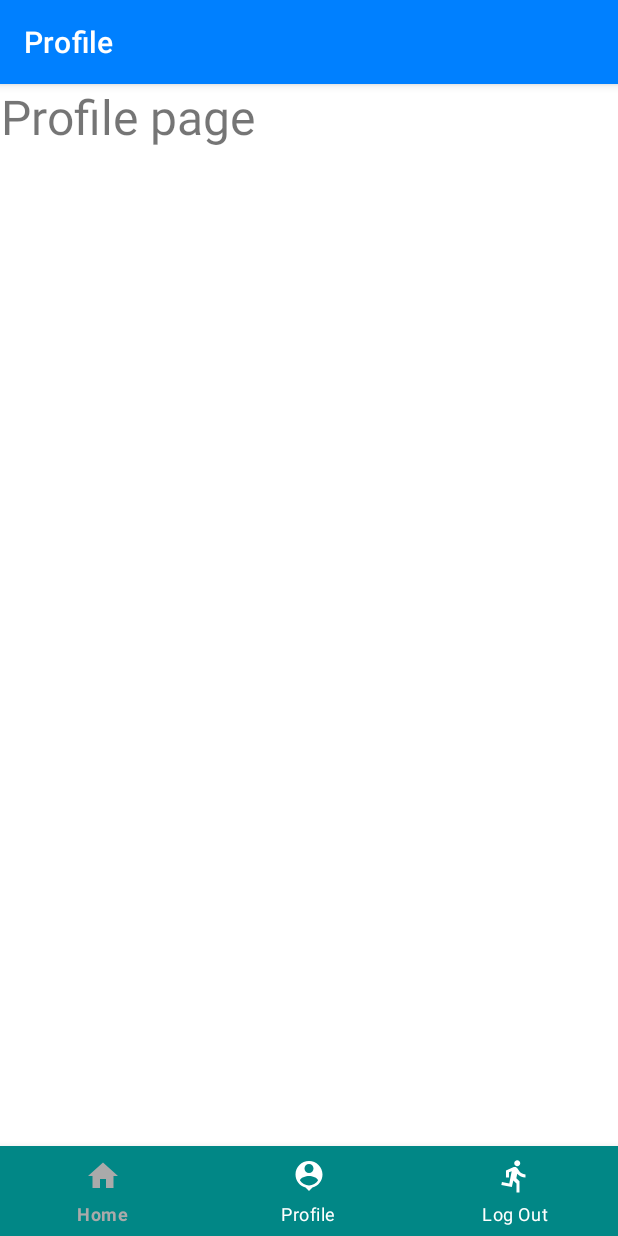
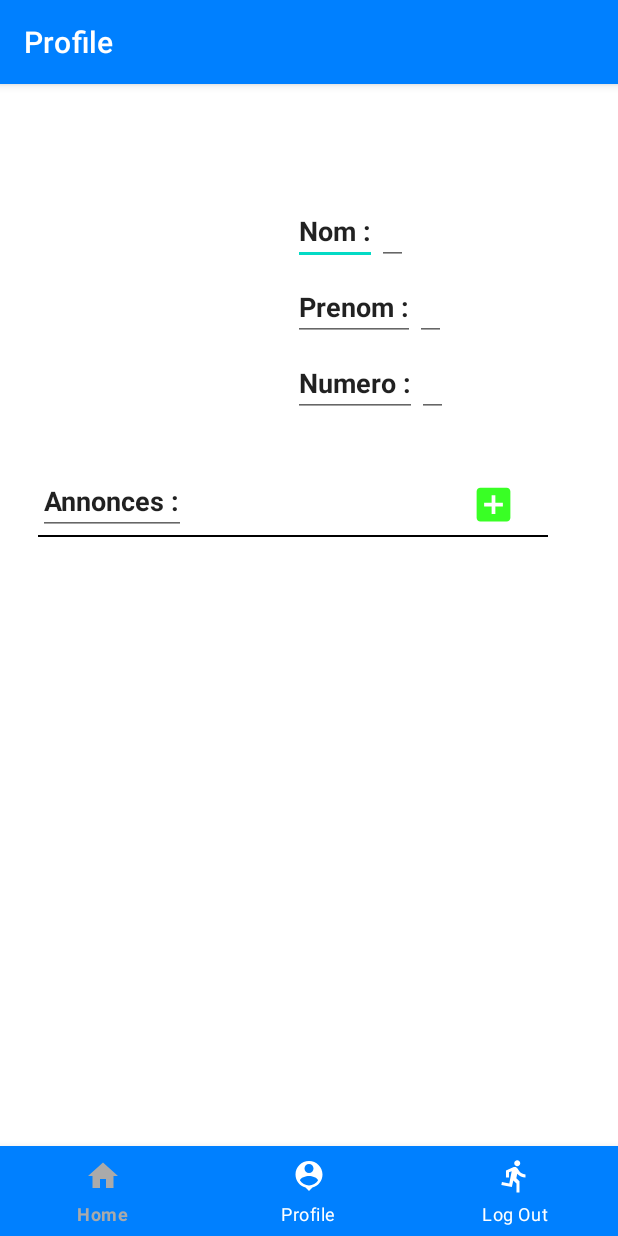
Before and after one commit to KarimChaar/CommerceTN, an Android app: the Profile screen opened directly, with no data from a screen before it, on a phone screen of 412 x 824 dp. Run offline under Robolectric (Android 15) with nearby library versions, the phone set to English and light mode, and no system bars; our stand-ins replace navigation-ui.

Commit message:
i fixed layouts navigation

```diff
--- a/app/src/main/java/com/example/bi3wichri/Controller/ManageUsers.java
+++ b/app/src/main/java/com/example/bi3wichri/Controller/ManageUsers.java
@@ -70,6 +70,24 @@
             ManageTUsers.close();
     }
 
+    public User getUser(String login){
+        User u = new User();
+        ManageTUsers=this.getReadableDatabase();
+        String query="select * from users where login = ? ;";
+        Cursor cursor=ManageTUsers.rawQuery(query,new String[]{login});
+        if (cursor.moveToFirst()){
+            u.setId_U(cursor.getInt(0));
+            u.setNom_U(cursor.getString(1));
+            u.setPrenom_U(cursor.getString(2));
+            u.setTel_U(cursor.getString(3));
+            u.setLogin(cursor.getString(4));
+            u.setMdp(cursor.getString(5));
+        }
+        cursor.close();
+        ManageTUsers.close();
+        return  u;
+    }
+
     public User verifAuthentification(String login, String mdp){
 
         ManageTUsers=this.getReadableDatabase();
--- a/app/src/main/java/com/example/bi3wichri/Profile.java
+++ b/app/src/main/java/com/example/bi3wichri/Profile.java
@@ -1,4 +1,4 @@
-package com.example.bi3wichri;
+/*package com.example.bi3wichri;
 
 import android.os.Bundle;
 
@@ -22,4 +22,111 @@
 
     }
 
+}*/
+
+package com.example.bi3wichri;
+
+import android.annotation.SuppressLint;
+import android.content.DialogInterface;
+import android.content.Intent;
+import android.os.Bundle;
+import android.view.MenuItem;
+import android.view.View;
+import android.widget.EditText;
+import android.widget.ImageButton;
+
+import com.example.bi3wichri.Controller.ManageProducts;
+import com.example.bi3wichri.Controller.ManageUsers;
+import com.example.bi3wichri.Controller.SessionManager;
+import com.example.bi3wichri.Models.User;
+import com.google.android.material.bottomnavigation.BottomNavigationView;
+
+import androidx.annotation.NonNull;
+import androidx.appcompat.app.AlertDialog;
+import androidx.appcompat.app.AppCompatActivity;
+import androidx.navigation.NavController;
+import androidx.navigation.Navigation;
+import androidx.navigation.ui.AppBarConfiguration;
+import androidx.navigation.ui.NavigationUI;
+
+
+public class Profile extends AppCompatActivity {
+
+    EditText nom,prenom,numero;
+    ImageButton add;
+    SessionManager sessionManager;
+    ManageUsers manageUsers;
+
+    @SuppressLint("WrongViewCast")
+    @Override
+    protected void onCreate(Bundle savedInstanceState) {
+        super.onCreate(savedInstanceState);
+        setContentView(R.layout.profile);
+        sessionManager = new SessionManager(getApplicationContext());
+        nom=findViewById(R.id.nom);
+        prenom=findViewById(R.id.prenom);
+        numero=findViewById(R.id.numero);
+        manageUsers=new ManageUsers(this);
+        User userInfo= (User) manageUsers.getUser(sessionManager.getLogin_U());
+
+        nom.setText(""+userInfo.getNom_U());
+        prenom.setText(""+userInfo.getPrenom_U());
+        numero.setText(""+userInfo.getTel_U());
+
+        add=findViewById(R.id.add_btn);
+
+        add.setOnClickListener(new View.OnClickListener(){
+            @Override
+            public void onClick(View View){
+                startActivity(new Intent(getApplicationContext(), ajout_pdt.class));
+            }
+        });
+
+        BottomNavigationView bottomNavigationView=findViewById(R.id.bottom_navigation);
+        bottomNavigationView.setSelectedItemId(R.id.home_page_nav);
+        bottomNavigationView.setOnNavigationItemSelectedListener(new BottomNavigationView.OnNavigationItemSelectedListener() {
+            @Override
+            public boolean onNavigationItemSelected(@NonNull MenuItem item) {
+
+                switch(item.getItemId())
+                {
+                    case R.id.home_page_nav:
+                        startActivity(new Intent(getApplicationContext(),HomePage.class));
+                        overridePendingTransition(0,0);
+                        return true;
+                    case R.id.profile_nav:
+                        return true;
+                    case R.id.logout_nav:
+                        AlertDialog.Builder builder=new AlertDialog.Builder(Profile.this);
+                        builder.setTitle("Log out");
+                        builder.setMessage("Are you sure to log out?");
+                        builder.setPositiveButton("Yes", new DialogInterface.OnClickListener() {
+                            @Override
+                            public void onClick(DialogInterface dialogInterface, int i) {
+                                sessionManager.setLogin(false);
+                                sessionManager.setName_U("");
+                                sessionManager.setID_U(0);
+                                sessionManager.setLogin_U("");
+                                startActivity(new Intent(getApplicationContext(), Login.class));
+                                finish();
+                            }
+                        });
+                        builder.setNegativeButton("Cancel", new DialogInterface.OnClickListener() {
+                            @Override
+                            public void onClick(DialogInterface dialogInterface, int i) {
+                                dialogInterface.cancel();
+                            }
+                        });
+                        AlertDialog alertDialog= builder.create();
+                        alertDialog.show();
+                        return true;
+                }
+                return false;
+            }
+        });
+
+    }
+
+
+
 }
--- /dev/null
+++ b/app/src/main/res/drawable/add_btn.xml
@@ -0,0 +1,5 @@
+<vector android:alpha="0.87" android:height="30dp"
+    android:tint="#1BFF04" android:viewportHeight="24"
+    android:viewportWidth="24" android:width="30dp" xmlns:android="http://schemas.android.com/apk/res/android">
+    <path android:fillColor="@android:color/white" android:pathData="M19,3L5,3c-1.11,0 -2,0.9 -2,2v14c0,1.1 0.89,2 2,2h14c1.1,0 2,-0.9 2,-2L21,5c0,-1.1 -0.9,-2 -2,-2zM17,13h-4v4h-2v-4L7,13v-2h4L11,7h2v4h4v2z"/>
+</vector>
--- /dev/null
+++ b/app/src/main/res/drawable/annuler.xml
@@ -0,0 +1,6 @@
+<vector android:height="24dp" android:tint="#FFFFFF"
+    android:viewportHeight="24" android:viewportWidth="24"
+    android:width="24dp" xmlns:android="http://schemas.android.com/apk/res/android">
+    <path android:fillColor="@android:color/white" android:pathData="M12,12m-3.2,0a3.2,3.2 0,1 1,6.4 0a3.2,3.2 0,1 1,-6.4 0"/>
+    <path android:fillColor="@android:color/white" android:pathData="M9,2L7.17,4L4,4c-1.1,0 -2,0.9 -2,2v12c0,1.1 0.9,2 2,2h16c1.1,0 2,-0.9 2,-2L22,6c0,-1.1 -0.9,-2 -2,-2h-3.17L15,2L9,2zM12,17c-2.76,0 -5,-2.24 -5,-5s2.24,-5 5,-5 5,2.24 5,5 -2.24,5 -5,5z"/>
+</vector>
--- /dev/null
+++ b/app/src/main/res/drawable/camera_img.xml
@@ -0,0 +1,5 @@
+<vector android:height="24dp" android:tint="#FFFFFF"
+    android:viewportHeight="24" android:viewportWidth="24"
+    android:width="24dp" xmlns:android="http://schemas.android.com/apk/res/android">
+    <path android:fillColor="@android:color/white" android:pathData="M19,13h-6v6h-2v-6H5v-2h6V5h2v6h6v2z"/>
+</vector>
--- a/app/src/main/res/layout/profile.xml
+++ b/app/src/main/res/layout/profile.xml
@@ -5,20 +5,135 @@
     android:layout_width="match_parent"
     android:layout_height="match_parent"
     android:layout_gravity="center">
-<TextView
-    android:layout_width="wrap_content"
-    android:layout_height="wrap_content"
-    android:text="Profile page"
-    android:textSize="32dp"
-    android:gravity="center"></TextView>
+
+    <LinearLayout
+        android:layout_width="match_parent"
+        android:layout_height="match_parent"
+        android:layout_marginStart="25dp"
+        android:layout_marginTop="25dp"
+        android:layout_marginEnd="25dp"
+        android:layout_marginBottom="25dp"
+        android:orientation="vertical"
+        android:weightSum="3">
+
+        <LinearLayout
+            android:layout_width="wrap_content"
+            android:layout_height="wrap_content"
+            android:orientation="horizontal">
+
+            <ImageView
+                android:id="@+id/profile_img"
+                android:layout_width="150dp"
+                android:layout_height="150dp"
+                android:layout_marginTop="50dp"
+                android:layout_marginRight="20dp" />
+
+            <LinearLayout
+                android:layout_width="wrap_content"
+                android:layout_height="wrap_content"
+                android:layout_marginTop="50dp"
+                android:layout_weight="2"
+                android:orientation="vertical">
+
+                <LinearLayout
+                    android:layout_width="wrap_content"
+                    android:layout_height="wrap_content"
+                    android:orientation="horizontal">
+
+                    <EditText
+                        android:layout_width="wrap_content"
+                        android:layout_height="wrap_content"
+                        android:layout_marginBottom="5dp"
+                        android:text="Nom :"
+                        android:textStyle="bold" />
+
+                    <EditText
+                        android:id="@+id/nom"
+                        android:layout_width="wrap_content"
+                        android:layout_height="wrap_content" />
+                </LinearLayout>
+
+                <LinearLayout
+                    android:layout_width="wrap_content"
+                    android:layout_height="wrap_content"
+                    android:orientation="horizontal">
+
+                    <EditText
+                        android:layout_width="wrap_content"
+
+                        android:layout_height="wrap_content"
+                        android:layout_marginBottom="5dp"
+                        android:text="Prenom :"
+                        android:textStyle="bold" />
+
+                    <EditText
+                        android:id="@+id/prenom"
+                        android:layout_width="wrap_content"
+                        android:layout_height="wrap_content" />
+                </LinearLayout>
+
+                <LinearLayout
+                    android:layout_width="wrap_content"
+                    android:layout_height="wrap_content"
+                    android:orientation="horizontal">
+
+                    <EditText
+                        android:layout_width="wrap_content"
+                        android:layout_height="wrap_content"
+                        android:text="Numero :"
+                        android:textStyle="bold" />
+
+                    <EditText
+                        android:id="@+id/numero"
+                        android:layout_width="wrap_content"
+                        android:layout_height="wrap_content" />
+                </LinearLayout>
+            </LinearLayout>
+
+
+        </LinearLayout>
+
+        <LinearLayout
+            android:layout_width="wrap_content"
+            android:layout_height="wrap_content"
+            android:orientation="horizontal"
+            >
+
+            <EditText
+                android:layout_width="wrap_content"
+                android:layout_height="wrap_content"
+                android:layout_marginTop="30dp"
+                android:text="Annonces :"
+                android:textStyle="bold" />
+
+            <ImageButton
+                android:layout_width="wrap_content"
+                android:layout_height="wrap_content"
+                android:layout_marginLeft="190dp"
+                android:layout_marginTop="40dp"
+                android:src="@drawable/add_btn"
+                android:id="@+id/add_btn"
+                android:background="#FFFFFF"/>
+        </LinearLayout>
+
+        <View
+            android:layout_width="340dp"
+            android:layout_height="1dp"
+            android:background="#000000"/>
+
+
+    </LinearLayout>
+
 
     <com.google.android.material.bottomnavigation.BottomNavigationView
         android:id="@+id/bottom_navigation"
         android:layout_width="match_parent"
         android:layout_height="60dp"
         android:layout_alignParentBottom="true"
-        app:itemBackground="@color/teal_700"
+        app:itemBackground="@color/blue"
         app:itemIconTint="@drawable/selector"
         app:itemTextColor="@drawable/selector"
         app:menu="@menu/menu_navigation" />
+
+
 </RelativeLayout>
```
Also changed, not shown: app/src/main/AndroidManifest.xml (+7 -0 lines), app/src/main/java/com/example/bi3wichri/Controller/ManageProducts.java (+72 -0 lines), app/src/main/java/com/example/bi3wichri/Emplois.java (+23 -1 lines), app/src/main/java/com/example/bi3wichri/Multimedia.java (+22 -0 lines), app/src/main/java/com/example/bi3wichri/Vehicule.java (+22 -1 lines), app/src/main/java/com/example/bi3wichri/ajout_pdt.java (added, +207 -0 lines), app/src/main/res/layout/activity_ajout_pdt.xml (added, +109 -0 lines).
